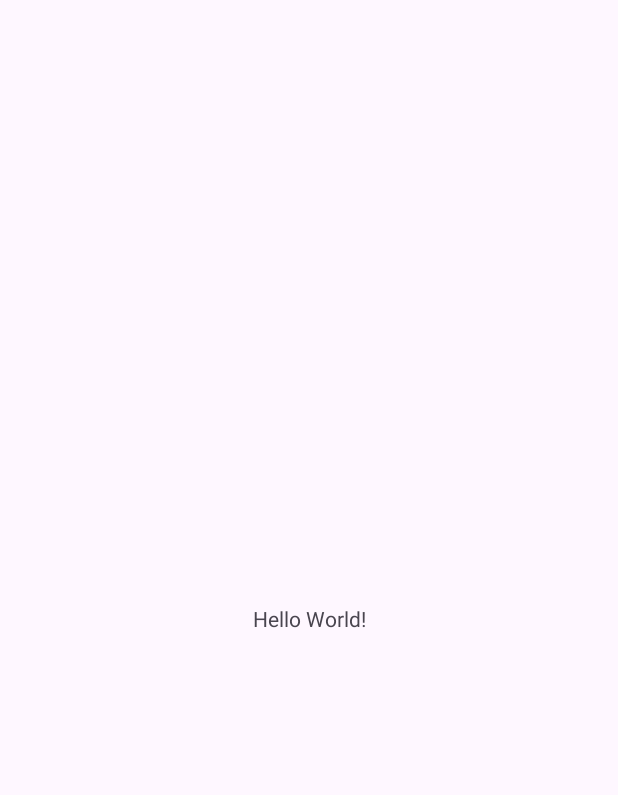
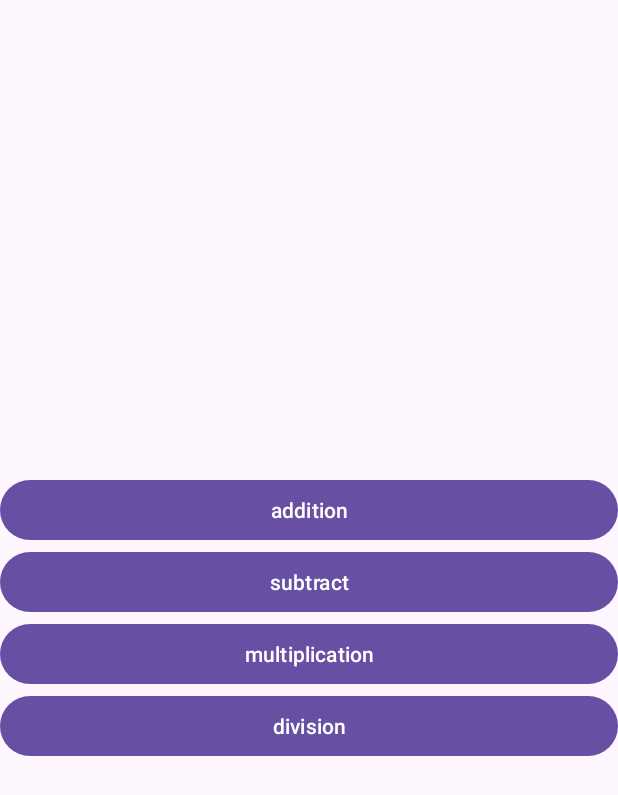
Before and after one commit to nandana-sivan/new-calculator-app, an Android app: the screen it shows after launch (MainActivity), on a phone screen of 412 x 824 dp. Before the commit the part shown is almost empty. Shown: the top 795 px of the screen. Run offline under Robolectric (Android 15) with nearby library versions, the phone set to English and light mode, and no system bars.

Commit message:
addition done

```diff
--- a/app/src/main/AndroidManifest.xml
+++ b/app/src/main/AndroidManifest.xml
@@ -13,6 +13,9 @@
         android:theme="@style/Theme.Newcalculatorapp"
         tools:targetApi="31">
         <activity
+            android:name=".Add"
+            android:exported="false" />
+        <activity
             android:name=".MainActivity"
             android:exported="true">
             <intent-filter>
--- a/app/src/main/java/com/nandana/newcalculatorapp/MainActivity.java
+++ b/app/src/main/java/com/nandana/newcalculatorapp/MainActivity.java
@@ -1,6 +1,9 @@
 package com.nandana.newcalculatorapp;
 
+import android.content.Intent;
 import android.os.Bundle;
+import android.view.View;
+import android.widget.Button;
 
 import androidx.activity.EdgeToEdge;
 import androidx.appcompat.app.AppCompatActivity;
@@ -9,6 +12,7 @@ import androidx.core.view.ViewCompat;
 import androidx.core.view.WindowInsetsCompat;
 
 public class MainActivity extends AppCompatActivity {
+    Button b1,b2,b3,b4;
 
     @Override
     protected void onCreate(Bundle savedInstanceState) {
@@ -16,5 +20,18 @@ public class MainActivity extends AppCompatActivity {
         EdgeToEdge.enable(this);
         setContentView(R.layout.activity_main);
 
+        b1=(Button) findViewById(R.id.but1);
+        b2=(Button) findViewById(R.id.but2);
+        b3=(Button) findViewById(R.id.but3);
+        b4=(Button) findViewById(R.id.but4);
+
+        b1.setOnClickListener(new View.OnClickListener() {
+            @Override
+            public void onClick(View v) {
+                Intent ob= new Intent(getApplicationContext(), Add.class);
+                startActivity(ob);
+            }
+        });
+
     }
 }
--- a/app/src/main/res/layout/activity_main.xml
+++ b/app/src/main/res/layout/activity_main.xml
@@ -1,19 +1,31 @@
-<?xml version="1.0" encoding="utf-8"?>
-<androidx.constraintlayout.widget.ConstraintLayout xmlns:android="http://schemas.android.com/apk/res/android"
-    xmlns:app="http://schemas.android.com/apk/res-auto"
-    xmlns:tools="http://schemas.android.com/tools"
-    android:id="@+id/main"
-    android:layout_width="match_parent"
-    android:layout_height="match_parent"
-    tools:context=".MainActivity">
+<LinearLayout android:layout_width="match_parent"
+    android:layout_height="wrap_content"
+    android:orientation="vertical"
+    android:layout_gravity="center"
+    xmlns:android="http://schemas.android.com/apk/res/android">
 
-    <TextView
-        android:layout_width="wrap_content"
+    <Button
+        android:id="@+id/but1"
+        android:layout_width="match_parent"
         android:layout_height="wrap_content"
-        android:text="Hello World!"
-        app:layout_constraintBottom_toBottomOf="parent"
-        app:layout_constraintEnd_toEndOf="parent"
-        app:layout_constraintStart_toStartOf="parent"
-        app:layout_constraintTop_toTopOf="parent" />
+        android:text="addition"/>
+    <Button
+        android:id="@+id/but2"
+        android:layout_width="match_parent"
+        android:layout_height="wrap_content"
+        android:text="subtract"/>
+    <Button
+        android:id="@+id/but3"
+        android:layout_width="match_parent"
+        android:layout_height="wrap_content"
+        android:text="multiplication"/>
 
-</androidx.constraintlayout.widget.ConstraintLayout>
+    <Button
+        android:id="@+id/but4"
+        android:layout_width="match_parent"
+        android:layout_height="wrap_content"
+        android:text="division"/>
+
+
+
+</LinearLayout>
```
Also changed, not shown: app/src/main/java/com/nandana/newcalculatorapp/Add.java (added, +60 -0 lines), app/src/main/res/layout/activity_add.xml (added, +56 -0 lines).
